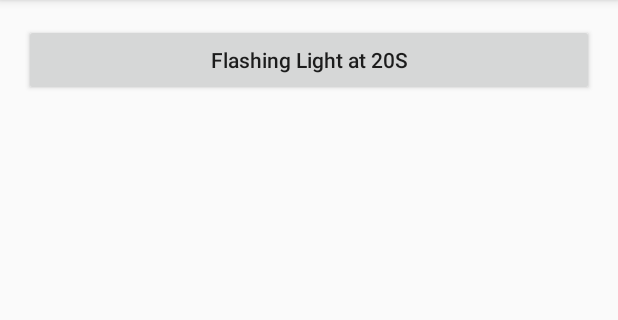
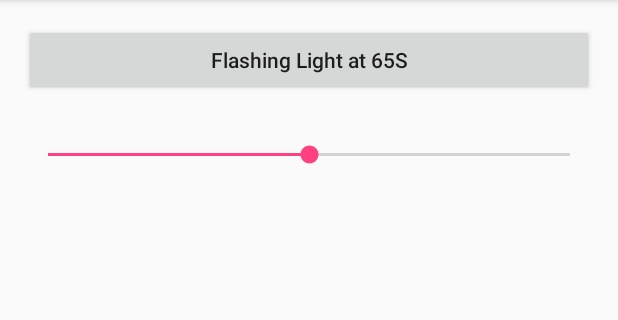
Before and after one commit to luckycheng2017/Android_Studay, an Android app: the screen it shows after launch (MainActivity), after a tap on "Stop Flashing the Light", on a phone screen of 412 x 824 dp, the part 84-404 px from its top. Run offline under Robolectric (Android 15) with nearby library versions, the phone set to English and light mode, and no system bars; 1 other tap on this screen came first.

Commit message:
实现背光灯调节功能

```diff
--- a/APP_LightDemo/app/src/main/AndroidManifest.xml
+++ b/APP_LightDemo/app/src/main/AndroidManifest.xml
@@ -17,4 +17,6 @@
         </activity>
     </application>
 
+    <uses-permission android:name="android.permission.WRITE_SETTINGS" />
+
 </manifest>
--- a/APP_LightDemo/app/src/main/java/com/example/wang/app_lightdemo/MainActivity.java
+++ b/APP_LightDemo/app/src/main/java/com/example/wang/app_lightdemo/MainActivity.java
@@ -2,15 +2,18 @@ package com.example.wang.app_lightdemo;
 
 import android.app.Notification;
 import android.app.NotificationManager;
+import android.provider.Settings;
 import android.support.v7.app.AppCompatActivity;
 import android.os.Bundle;
 import android.view.View;
 import android.widget.Button;
 import android.os.Handler;
+import android.widget.SeekBar;
 
 public class MainActivity extends AppCompatActivity {
 
     private Button mLightButton = null;
+    private SeekBar mBacklightSeekBar = null;
     private boolean flashing = false;
     final private int LED_NOTIFICATION_ID = 123;
 
@@ -50,7 +53,19 @@ public class MainActivity extends AppCompatActivity {
         setContentView(R.layout.activity_main);
 
         mLightButton = (Button) findViewById(R.id.button);
+        mBacklightSeekBar = (SeekBar) findViewById(R.id.seekbar);
 
+        try {
+            Settings.System.putInt(getContentResolver(),
+                    Settings.System.SCREEN_BRIGHTNESS_MODE,
+                    Settings.System.SCREEN_BRIGHTNESS_MODE_MANUAL);
+
+            int brightness = android.provider.Settings.System.getInt(getContentResolver(),
+                    android.provider.Settings.System.SCREEN_BRIGHTNESS);
+            mBacklightSeekBar.setProgress(brightness*100/255);
+        } catch (Settings.SettingNotFoundException e) {
+            e.printStackTrace();
+        }
 
         mLightButton.setOnClickListener(new View.OnClickListener() {
             @Override
@@ -60,10 +75,32 @@ public class MainActivity extends AppCompatActivity {
                 if (flashing) {
                     mLightButton.setText("Stop Flashing the Light");
                 } else {
-                    mLightButton.setText("Flashing Light at 20S");
+                    mLightButton.setText("Flashing Light at 65S");
                 }
 
-                mLightHander.postDelayed(mLightRunnable, 20000);
+                mLightHander.postDelayed(mLightRunnable, 65000);
+            }
+        });
+
+        mBacklightSeekBar.setOnSeekBarChangeListener(new SeekBar.OnSeekBarChangeListener() {
+            @Override
+            public void onProgressChanged(SeekBar seekBar, int progress, boolean fromUser) {
+                int brightness = mBacklightSeekBar.getProgress();
+                brightness = brightness * 255 / 100;
+
+                android.provider.Settings.System.putInt(getContentResolver(),
+                        android.provider.Settings.System.SCREEN_BRIGHTNESS,
+                        brightness);
+            }
+
+            @Override
+            public void onStartTrackingTouch(SeekBar seekBar) {
+
+            }
+
+            @Override
+            public void onStopTrackingTouch(SeekBar seekBar){
+
             }
         });
     }
--- a/APP_LightDemo/app/src/main/res/layout/activity_main.xml
+++ b/APP_LightDemo/app/src/main/res/layout/activity_main.xml
@@ -8,6 +8,7 @@
     android:paddingLeft="@dimen/activity_horizontal_margin"
     android:paddingRight="@dimen/activity_horizontal_margin"
     android:paddingTop="@dimen/activity_vertical_margin"
+    android:orientation="vertical"
     tools:context="com.example.wang.app_lightdemo.MainActivity">
 
     <Button
@@ -15,5 +16,13 @@
         android:layout_height="wrap_content"
         android:id="@+id/button"
         android:textAllCaps="false"
-        android:text="Flashing Light at 20S" />
+        android:text="Flashing Light at 65S" />
+
+    <SeekBar
+        android:layout_width="match_parent"
+        android:layout_height="wrap_content"
+        android:id="@+id/seekbar"
+        android:layout_marginTop="30dp"
+        android:max="100"
+        android:progress="50" />
 </LinearLayout>
```
